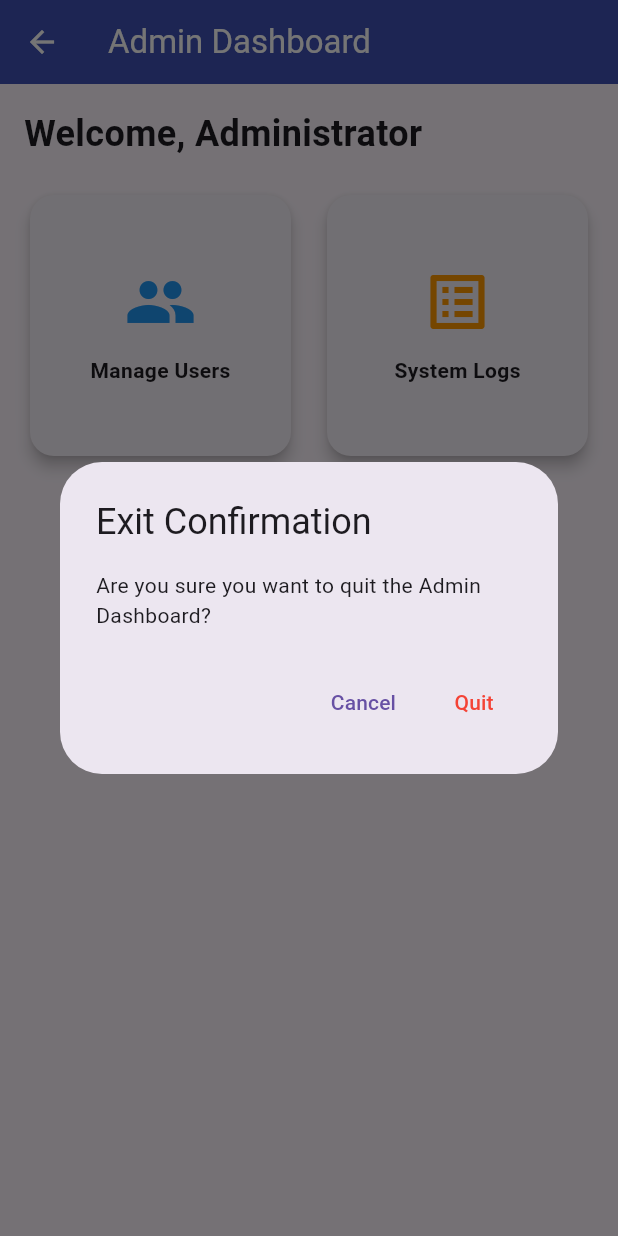
After one commit to kaids77/atmos_frontend, a Flutter app: the AdminDashboard screen opened by its route, after a tap on the "arrow back" icon, on a phone screen of 412 x 824 dp. The commit adds this screen. Run offline on Flutter 3.47's test engine with Material 3 defaults, Android fonts, the phone set to English and light mode, and no system bars.

Commit message:
feat: added temporary admin dashboard UI page

```diff
--- a/lib/core/routes/app_routes.dart
+++ b/lib/core/routes/app_routes.dart
@@ -8,6 +8,8 @@ import '../../features/ai_assistant/presentation/pages/ai_page.dart';
 import '../../features/news/presentation/pages/news_page.dart';
 import '../../features/settings/presentation/pages/settings_page.dart';
 
+import '../../features/admin/presentation/pages/admin_dashboard.dart';
+
 class AppRoutes {
   static const splash = '/';
   static const signin = '/signin';
@@ -17,6 +19,7 @@ class AppRoutes {
   static const ai = '/ai';
   static const news = '/news';
   static const settings = '/settings';
+  static const admin = '/admin';
 
   static Map<String, WidgetBuilder> routes = {
     splash: (context) => const SplashPage(),
@@ -27,5 +30,6 @@ class AppRoutes {
     ai: (context) => const AiPage(),
     news: (context) => const NewsPage(),
     settings: (context) => const SettingsPage(),
+    admin: (context) => const AdminDashboard(),
   };
 }
--- /dev/null
+++ b/lib/features/admin/presentation/pages/admin_dashboard.dart
@@ -0,0 +1,88 @@
+import 'package:flutter/material.dart';
+
+class AdminDashboard extends StatelessWidget {
+  const AdminDashboard({super.key});
+
+  @override
+  Widget build(BuildContext context) {
+    return Scaffold(
+      appBar: AppBar(
+        title: const Text('Admin Dashboard'),
+        backgroundColor: Colors.indigo,
+        foregroundColor: Colors.white,
+        leading: IconButton(
+          icon: const Icon(Icons.arrow_back),
+          onPressed: () => _showExitDialog(context),
+        ),
+      ),
+      body: Padding(
+        padding: const EdgeInsets.all(16.0),
+        child: Column(
+          crossAxisAlignment: CrossAxisAlignment.start,
+          children: [
+            const Text(
+              'Welcome, Administrator',
+              style: TextStyle(fontSize: 24, fontWeight: FontWeight.bold),
+            ),
+            const SizedBox(height: 20),
+            Expanded(
+              child: GridView.count(
+                crossAxisCount: 2,
+                crossAxisSpacing: 16,
+                mainAxisSpacing: 16,
+                children: [
+                  _buildAdminCard(context, 'Manage Users', Icons.people, Colors.blue),
+                  _buildAdminCard(context, 'System Logs', Icons.list_alt, Colors.orange),
+                ],
+              ),
+            ),
+          ],
+        ),
+      ),
+    );
+  }
+
+  Widget _buildAdminCard(BuildContext context, String title, IconData icon, Color color) {
+    return Card(
+      elevation: 4,
+      shape: RoundedRectangleBorder(borderRadius: BorderRadius.circular(16)),
+      child: InkWell(
+        onTap: () {},
+        borderRadius: BorderRadius.circular(16),
+        child: Column(
+          mainAxisAlignment: MainAxisAlignment.center,
+          children: [
+            Icon(icon, size: 48, color: color),
+            const SizedBox(height: 12),
+            Text(title, style: const TextStyle(fontWeight: FontWeight.bold)),
+          ],
+        ),
+      ),
+    );
+  }
+
+  void _showExitDialog(BuildContext context) {
+    showDialog(
+      context: context,
+      builder: (BuildContext context) {
+        return AlertDialog(
+          title: const Text('Exit Confirmation'),
+          content: const Text('Are you sure you want to quit the Admin Dashboard?'),
+          actions: [
+            TextButton(
+              onPressed: () => Navigator.of(context).pop(), // Cancel
+              child: const Text('Cancel'),
+            ),
+            TextButton(
+              onPressed: () {
+                // Actually quit the app or go back to start
+                Navigator.pushNamedAndRemoveUntil(context, '/home', (route) => false); // Send admin back to landing page, unauthenticated
+              },
+              child: const Text('Quit', style: TextStyle(color: Colors.red)),
+            ),
+          ],
+        );
+      },
+    );
+  }
+}
```
